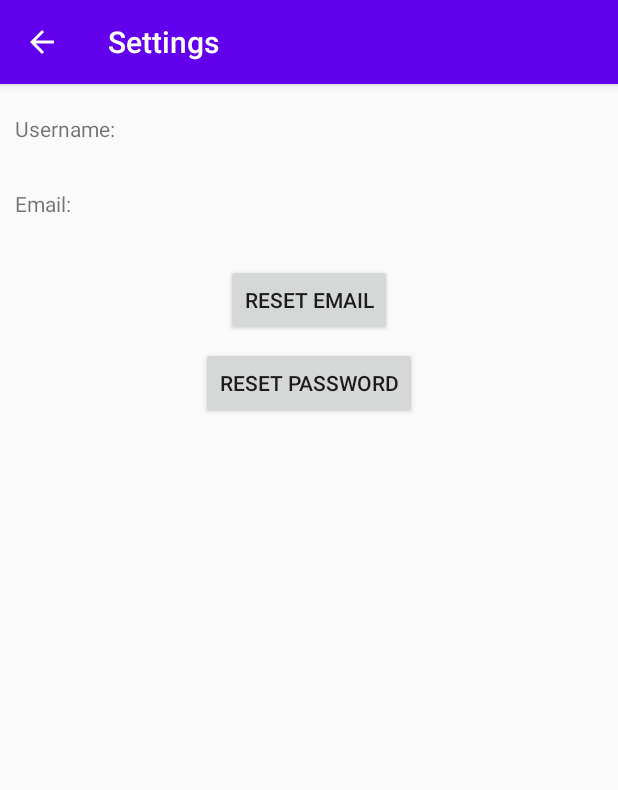
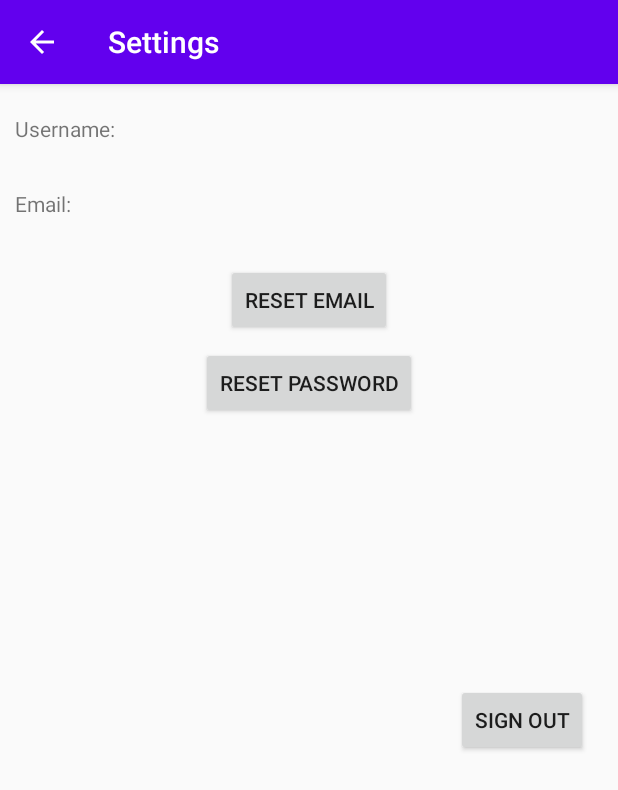
Before and after one commit to DaneYvanToualeuDjieukam/390Project, an Android app: the Settings screen opened directly, with no data from a screen before it, on a phone screen of 412 x 824 dp. Shown: the top 790 px of the screen. Run offline under Robolectric (Android 15) with nearby library versions, the phone set to English and light mode, and no system bars; our stand-ins replace Firebase (no records; nobody signed in at launch, a user with empty details on screens opened directly); 2 statements that could not run were skipped.

Commit message:
sign out

```diff
--- a/app/src/main/java/com/example/project_v1/modules/Settings.java
+++ b/app/src/main/java/com/example/project_v1/modules/Settings.java
@@ -61,6 +61,7 @@ public class Settings extends AppCompatActivity {
         final TextView username;
         Button resetEmailButton;
         Button resetPasswordButton;
+        Button signOutButton;
 
 
 
@@ -68,6 +69,7 @@ public class Settings extends AppCompatActivity {
         username = findViewById(R.id.emailUserText);
         resetEmailButton= findViewById(R.id.resetEmailButton);
         resetPasswordButton = findViewById(R.id.resetPasswordButton);
+        signOutButton = findViewById(R.id.signOutButton);
 
 
         DatabaseReference reference = FirebaseDatabase.getInstance().getReference().child("user").child(userUID).child("username");
@@ -216,6 +218,20 @@ passwordResetDialog.create().show();
         });
 
 
+
+        signOutButton.setOnClickListener(new View.OnClickListener() {
+            @Override
+            public void onClick(View view) {
+
+                stopService();
+
+                Intent signout = new Intent(getApplicationContext(),MainActivity.class);
+                startActivity(signout);
+
+            }
+        });
+
+
         }
 
 
--- a/app/src/main/res/layout/activity_settings.xml
+++ b/app/src/main/res/layout/activity_settings.xml
@@ -63,4 +63,13 @@
         android:text="Username:"
         android:textSize="14sp"
         tools:text="Username:" />
+
+    <Button
+        android:id="@+id/signOutButton"
+        android:layout_width="wrap_content"
+        android:layout_height="wrap_content"
+        android:layout_alignParentEnd="true"
+        android:layout_marginRight="20dp"
+        android:layout_marginTop="400dp"
+        android:text="Sign Out" />
 </RelativeLayout>
```
